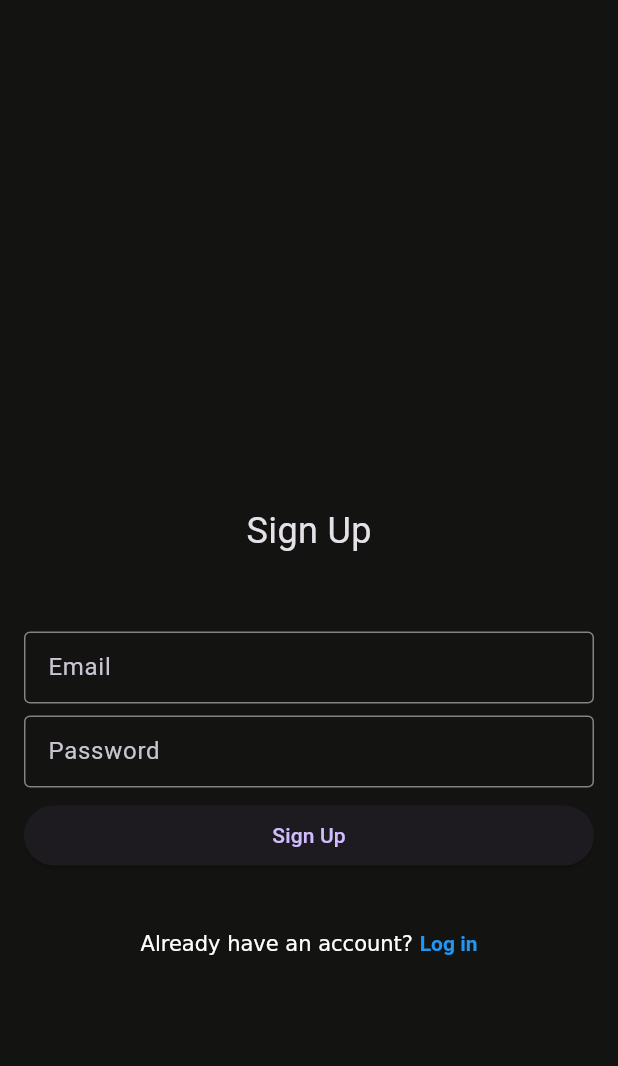
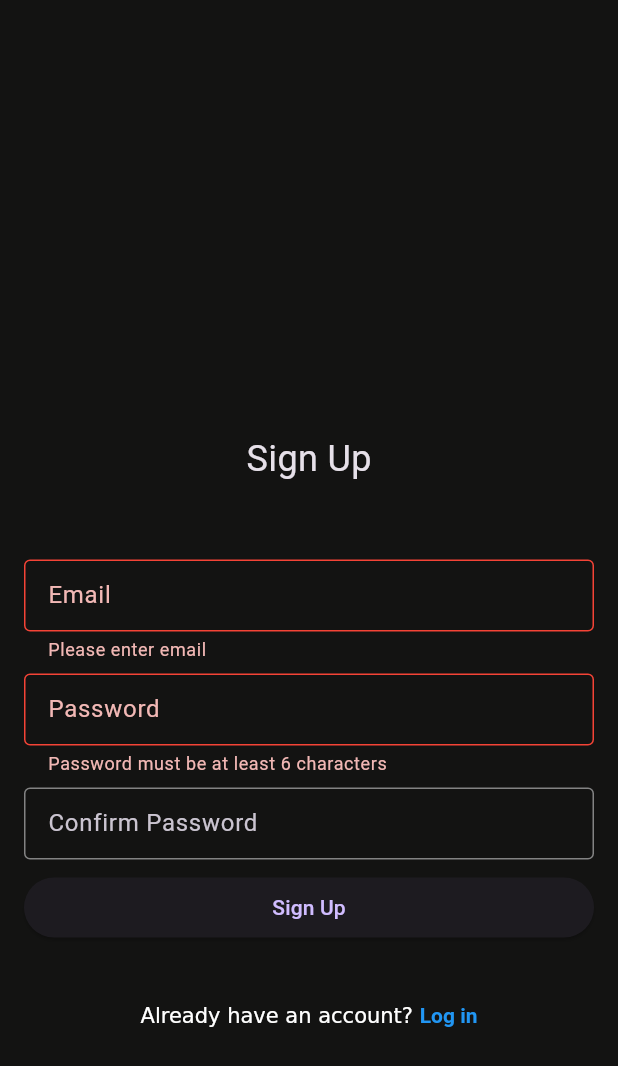
Before and after one commit to aquibtahyat/flutter-chat, a Flutter app: the SignUpScreen screen opened by its route, after a tap on "Sign Up", on a phone screen of 412 x 824 dp. Shown: the top 1066 px of the screen. Run offline on Flutter 3.47's test engine with Material 3 defaults, Android fonts, the phone set to English and light mode, and no system bars; our stand-ins replace cloud_firestore, dartz, firebase_auth, firebase_core, flutter_riverpod, go_router and 1 more; accounts and stored records are empty.

Commit message:
feat. skeleton code

```diff
--- a/lib/src/feature/auth/log_in/service/login_service.dart
+++ b/lib/src/feature/auth/log_in/service/login_service.dart
@@ -26,4 +26,8 @@ class LogInService {
       return left(e.message ?? 'Something went wrong');
     }
   }
+
+  Future<void> logOut() async {
+    await _firebaseAuth.signOut();
+  }
 }
--- a/lib/src/feature/auth/log_in/view/screen/log_in_screen.dart
+++ b/lib/src/feature/auth/log_in/view/screen/log_in_screen.dart
@@ -23,16 +23,14 @@ class _LogInScreenState extends ConsumerState<LogInScreen> {
   @override
   Widget build(BuildContext context) {
     ref.listen(logInProvider, (previous, next) {
-      print("next: $next");
-
       if (next is LogInSuccess) {
         context.go(ChatAppRoutes.chatListScreen);
       }
 
       if (next is LogInError) {
         ScaffoldMessenger.of(context).showSnackBar(
-          const SnackBar(
-            content: Text("Something went Wrong "),
+          SnackBar(
+            content: Text(next.message),
           ),
         );
       }
--- a/lib/src/feature/auth/sign_up/view/screen/sign_up_screen.dart
+++ b/lib/src/feature/auth/sign_up/view/screen/sign_up_screen.dart
@@ -17,6 +17,7 @@ class SignUpScreen extends ConsumerStatefulWidget {
 class _SignUpScreenState extends ConsumerState<SignUpScreen> {
   final _emailController = TextEditingController();
   final _passwordController = TextEditingController();
+  final _confirmPasswordController = TextEditingController();
 
   final _formField = GlobalKey<FormState>();
 
@@ -24,7 +25,17 @@ class _SignUpScreenState extends ConsumerState<SignUpScreen> {
   Widget build(BuildContext context) {
     ref.listen(signUpProvider, (previous, next) {
       if (next is SignUpSuccess) {
-        context.go(ChatAppRoutes.logInScreen);
+        ScaffoldMessenger.of(context)
+            .showSnackBar(
+              SnackBar(
+                content: Text(
+                    "Verification mail has been sent to ${_emailController.text}"),
+              ),
+            )
+            .closed
+            .then((_) {
+          context.go(ChatAppRoutes.logInScreen);
+        });
       }
     });
 
@@ -100,14 +111,43 @@ class _SignUpScreenState extends ConsumerState<SignUpScreen> {
                     },
                   ),
                   const SizedBox(height: 8),
+                  TextFormField(
+                    decoration: InputDecoration(
+                      contentPadding: const EdgeInsets.symmetric(
+                          vertical: 8, horizontal: 12),
+                      border: const OutlineInputBorder(
+                        borderSide: BorderSide(color: appGreyColour),
+                      ),
+                      enabledBorder: OutlineInputBorder(
+                        borderSide:
+                            BorderSide(color: appWhiteColour.withOpacity(0.5)),
+                      ),
+                      focusedBorder: const OutlineInputBorder(
+                        borderSide: BorderSide(color: appWhiteColour),
+                      ),
+                      errorBorder: const OutlineInputBorder(
+                        borderSide: BorderSide(color: Colors.red),
+                      ),
+                      labelText: 'Confirm Password',
+                    ),
+                    controller: _confirmPasswordController,
+                    validator: (value) {
+                      if (value == null || value != _passwordController.text) {
+                        return 'Password doesn\'t match';
+                      }
+                    },
+                  ),
+                  const SizedBox(height: 8),
                   Row(
                     children: [
                       Expanded(
                         child: ElevatedButton(
                             onPressed: () async {
-                              await ref.read(signUpProvider.notifier).signup(
-                                  email: _emailController.text,
-                                  password: _passwordController.text);
+                              if (_formField.currentState!.validate()) {
+                                await ref.read(signUpProvider.notifier).signup(
+                                    email: _emailController.text,
+                                    password: _passwordController.text);
+                              }
                             },
                             child: const Text('Sign Up')),
                       ),
--- /dev/null
+++ b/lib/src/feature/chat_list/model/user_model.dart
@@ -0,0 +1,23 @@
+class UserModel {
+  final String name;
+  final String email;
+  final String uid;
+
+  UserModel({
+    required this.name,
+    required this.email,
+    required this.uid,
+  });
+
+  factory UserModel.fromJson(Map<String, dynamic> json) => UserModel(
+        name: json['name'] as String,
+        email: json['email'] as String,
+        uid: json['uid'] as String,
+      );
+
+  Map<String, dynamic> toJson() => {
+        'name': name,
+        'email': email,
+        'uid': uid,
+      };
+}
```
Also changed, not shown: lib/src/feature/auth/log_in/controller/log_in_controller.dart (+7 -0 lines), lib/src/feature/auth/sign_up/service/sign_up_service.dart (+12 -0 lines), lib/src/feature/chat_list/controller/chat_list_controller.dart (added, +32 -0 lines), lib/src/feature/chat_list/controller/chat_list_state.dart (added, +19 -0 lines), lib/src/feature/chat_list/service/chat_list_service.dart (added, +31 -0 lines), lib/src/feature/chat_list/view/chat_list_screen.dart (+36 -5 lines), lib/src/feature/chat_list/view/widget/search_user_widget.dart (added, +45 -0 lines), lib/src/feature/chat_list/view/widget/user_widget.dart (added, +23 -0 lines).
